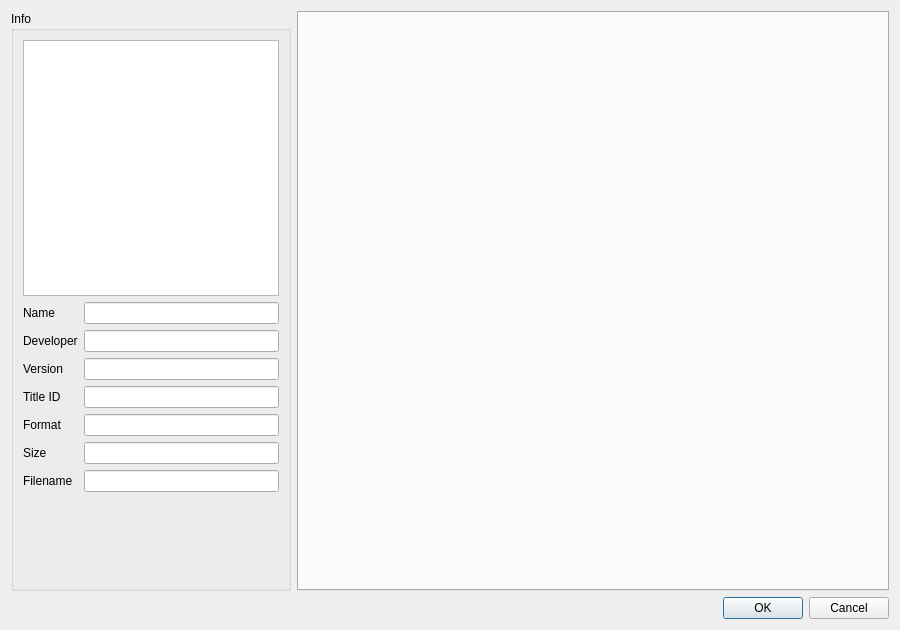
Above: src/yuzu/configuration/configure_per_game.ui from QuantumGhost/yuzu before the change. Below: the same form after it.
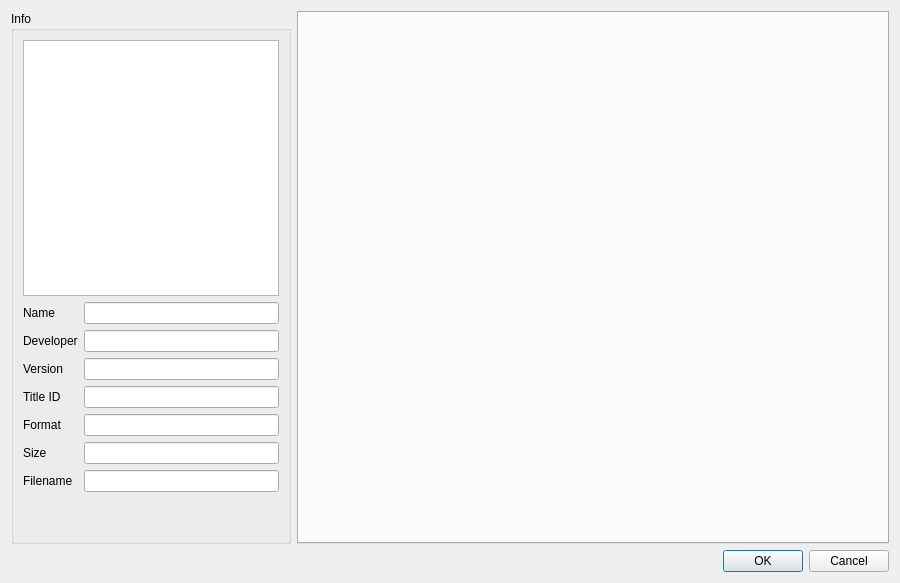
That is the form after the change.

Patch:
```diff
--- a/src/yuzu/configuration/configure_per_game.ui
+++ b/src/yuzu/configuration/configure_per_game.ui
@@ -2,14 +2,6 @@
 <ui version="4.0">
  <class>ConfigurePerGame</class>
  <widget class="QDialog" name="ConfigurePerGame">
-  <property name="geometry">
-   <rect>
-    <x>0</x>
-    <y>0</y>
-    <width>900</width>
-    <height>630</height>
-   </rect>
-  </property>
   <property name="minimumSize">
    <size>
     <width>900</width>
```
